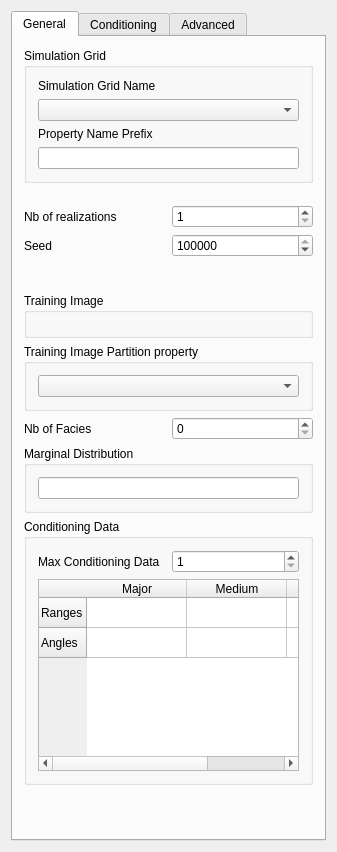
The window that lib/x64/debug/plugins/Geostat/snesim_partition.ui (sayantanx/ar2tech-SGeMS-public) describes before a commit, drawn with Qt 5.
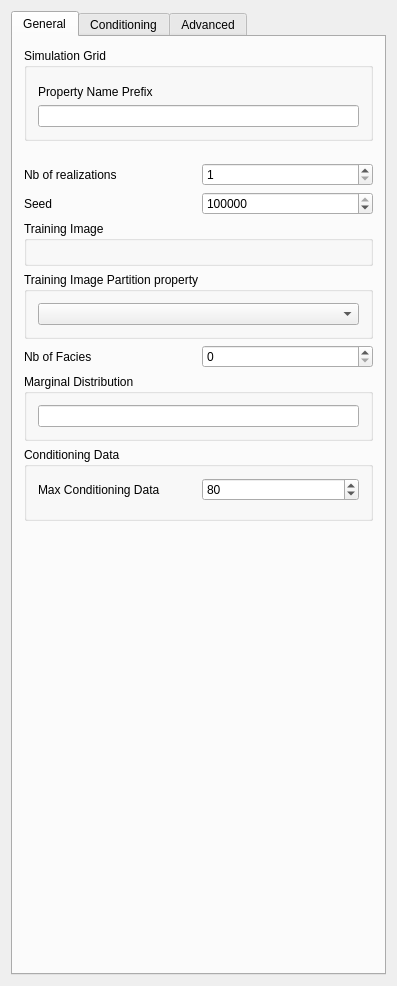
The same window after the commit. Custom widgets are drawn as their Qt base class.

```diff
--- a/lib/x64/debug/plugins/Geostat/snesim_partition.ui
+++ b/lib/x64/debug/plugins/Geostat/snesim_partition.ui
@@ -12,22 +12,34 @@
    <rect>
     <x>0</x>
     <y>0</y>
-    <width>337</width>
-    <height>852</height>
+    <width>397</width>
+    <height>986</height>
    </rect>
   </property>
   <property name="windowTitle">
    <string>Partition Snesim</string>
   </property>
-  <layout class="QGridLayout">
-   <item row="0" column="0">
+  <property name="AlgorithmCategory" stdset="0">
+   <string>Simulation</string>
+  </property>
+  <property name="AlgorithmDescription" stdset="0">
+   <string>SNESIM with search tree partitionning</string>
+  </property>
+  <layout class="QVBoxLayout" name="verticalLayout_6">
+   <item>
     <widget class="QTabWidget" name="tabWidget2">
+     <property name="enabled">
+      <bool>true</bool>
+     </property>
+     <property name="currentIndex">
+      <number>0</number>
+     </property>
      <widget class="QWidget" name="tab">
       <attribute name="title">
        <string>General</string>
       </attribute>
-      <layout class="QGridLayout">
-       <item row="0" column="0">
+      <layout class="QVBoxLayout" name="verticalLayout_4">
+       <item>
         <widget class="Q3GroupBox" name="SimulationGrid">
          <property name="maximumSize">
           <size>
@@ -44,23 +56,7 @@
          <property name="frameShadow">
           <enum>Q3GroupBox::Sunken</enum>
          </property>
-         <layout class="QVBoxLayout">
-          <property name="spacing">
-           <number>6</number>
-          </property>
-          <property name="margin">
-           <number>11</number>
-          </property>
-          <item>
-           <widget class="QLabel" name="TextLabel1">
-            <property name="text">
-             <string>Simulation Grid Name</string>
-            </property>
-            <property name="wordWrap">
-             <bool>false</bool>
-            </property>
-           </widget>
-          </item>
+         <layout class="QVBoxLayout" name="verticalLayout_2">
           <item>
            <widget class="GridSelector" name="GridSelector_Sim">
             <property name="toolTip">
@@ -91,7 +87,7 @@
          </layout>
         </widget>
        </item>
-       <item row="1" column="0">
+       <item>
         <spacer name="Spacer7_5_3">
          <property name="orientation">
           <enum>Qt::Vertical</enum>
@@ -107,7 +103,7 @@
          </property>
         </spacer>
        </item>
-       <item row="2" column="0">
+       <item>
         <layout class="QHBoxLayout">
          <property name="spacing">
           <number>6</number>
@@ -137,7 +133,7 @@
          </item>
         </layout>
        </item>
-       <item row="3" column="0">
+       <item>
         <layout class="QHBoxLayout">
          <property name="spacing">
           <number>6</number>
@@ -167,23 +163,7 @@
          </item>
         </layout>
        </item>
-       <item row="4" column="0">
-        <spacer name="Spacer20">
-         <property name="orientation">
-          <enum>Qt::Vertical</enum>
-         </property>
-         <property name="sizeType">
-          <enum>QSizePolicy::Fixed</enum>
-         </property>
-         <property name="sizeHint" stdset="0">
-          <size>
-           <width>20</width>
-           <height>30</height>
-          </size>
-         </property>
-        </spacer>
-       </item>
-       <item row="5" column="0">
+       <item>
         <widget class="Q3GroupBox" name="SimulationGrid_2">
          <property name="maximumSize">
           <size>
@@ -207,7 +187,7 @@
          </layout>
         </widget>
        </item>
-       <item row="6" column="0">
+       <item>
         <widget class="Q3GroupBox" name="groupBox9">
          <property name="title">
           <string>Training Image Partition property</string>
@@ -219,7 +199,7 @@
          </layout>
         </widget>
        </item>
-       <item row="7" column="0">
+       <item>
         <layout class="QHBoxLayout">
          <property name="spacing">
           <number>6</number>
@@ -246,7 +226,7 @@
          </item>
         </layout>
        </item>
-       <item row="8" column="0">
+       <item>
         <widget class="Q3GroupBox" name="GroupBox4">
          <property name="title">
           <string>Marginal Distribution</string>
@@ -268,12 +248,12 @@
          </layout>
         </widget>
        </item>
-       <item row="9" column="0">
+       <item>
         <widget class="Q3GroupBox" name="groupBox6">
          <property name="title">
           <string>Conditioning Data</string>
          </property>
-         <layout class="QVBoxLayout">
+         <layout class="QVBoxLayout" name="verticalLayout_3">
           <item>
            <layout class="QHBoxLayout">
             <item>
@@ -294,64 +274,20 @@
               <property name="maximum">
                <number>400</number>
               </property>
+              <property name="value">
+               <number>80</number>
+              </property>
              </widget>
             </item>
            </layout>
           </item>
           <item>
-           <widget class="GsTLTable" name="Search_Ellipsoid">
-            <property name="sizePolicy">
-             <sizepolicy hsizetype="Expanding" vsizetype="Minimum">
-              <horstretch>0</horstretch>
-              <verstretch>0</verstretch>
-             </sizepolicy>
-            </property>
-            <property name="default_column_size" stdset="0">
-             <number>60</number>
-            </property>
-            <property name="row_headers" stdset="0">
-             <string>Ranges;Angles</string>
-            </property>
-            <property name="col_headers" stdset="0">
-             <string>Major;Medium;Minor</string>
-            </property>
-            <property name="numRows" stdset="0">
-             <number>2</number>
-            </property>
-            <property name="numCols" stdset="0">
-             <number>3</number>
-            </property>
-            <row>
-             <property name="text">
-              <string>Ranges</string>
-             </property>
-            </row>
-            <row>
-             <property name="text">
-              <string>Angles</string>
-             </property>
-            </row>
-            <column>
-             <property name="text">
-              <string>Major</string>
-             </property>
-            </column>
-            <column>
-             <property name="text">
-              <string>Medium</string>
-             </property>
-            </column>
-            <column>
-             <property name="text">
-              <string>Minor</string>
-             </property>
-            </column>
-           </widget>
+           <widget class="EllipsoidInput" name="Search_Ellipsoid"/>
           </item>
          </layout>
         </widget>
        </item>
-       <item row="10" column="0">
+       <item>
         <spacer name="Spacer21">
          <property name="orientation">
           <enum>Qt::Vertical</enum>
@@ -373,7 +309,7 @@
       <attribute name="title">
        <string>Conditioning</string>
       </attribute>
-      <layout class="QVBoxLayout">
+      <layout class="QVBoxLayout" name="verticalLayout_5">
        <item>
         <widget class="Q3GroupBox" name="GroupBox3">
          <property name="title">
@@ -588,16 +524,6 @@
  <layoutdefault spacing="6" margin="11"/>
  <pixmapfunction>qPixmapFromMimeSource</pixmapfunction>
  <customwidgets>
-  <customwidget>
-   <class>GridSelector</class>
-   <extends>QComboBox</extends>
-   <header>GsTLAppli/extra/qtplugins/selectors.h</header>
-  </customwidget>
-  <customwidget>
-   <class>PropertySelector</class>
-   <extends>QWidget</extends>
-   <header>GsTLAppli/extra/qtplugins/selectors.h</header>
-  </customwidget>
   <customwidget>
    <class>SinglePropertySelector</class>
    <extends>QComboBox</extends>
@@ -608,16 +534,31 @@
    <extends>GsTLGroupBox</extends>
    <header>GsTLAppli/extra/qtplugins/selectors.h</header>
   </customwidget>
-  <customwidget>
-   <class>GsTLTable</class>
-   <extends>QTableWidget</extends>
-   <header>GsTLAppli/extra/qtplugins/gstl_table.h</header>
-  </customwidget>
   <customwidget>
    <class>GsTLGroupBox</class>
    <extends>QGroupBox</extends>
    <header>GsTLAppli/extra/qtplugins/selectors.h</header>
   </customwidget>
+  <customwidget>
+   <class>EllipsoidInput</class>
+   <extends>QWidget</extends>
+   <header>GsTLAppli/extra/qtplugins/ellipsoid_input.h</header>
+  </customwidget>
+  <customwidget>
+   <class>SingleRegionSelector</class>
+   <extends>QComboBox</extends>
+   <header>GsTLAppli/extra/qtplugins/selectors.h</header>
+  </customwidget>
+  <customwidget>
+   <class>GridSelector</class>
+   <extends>QWidget</extends>
+   <header>GsTLAppli/extra/qtplugins/selectors.h</header>
+  </customwidget>
+  <customwidget>
+   <class>PropertySelector</class>
+   <extends>QWidget</extends>
+   <header>GsTLAppli/extra/qtplugins/selectors.h</header>
+  </customwidget>
   <customwidget>
    <class>Q3GroupBox</class>
    <extends>QGroupBox</extends>
```
Left out of the diff: 117 changed lines with no effect on the pictures.
